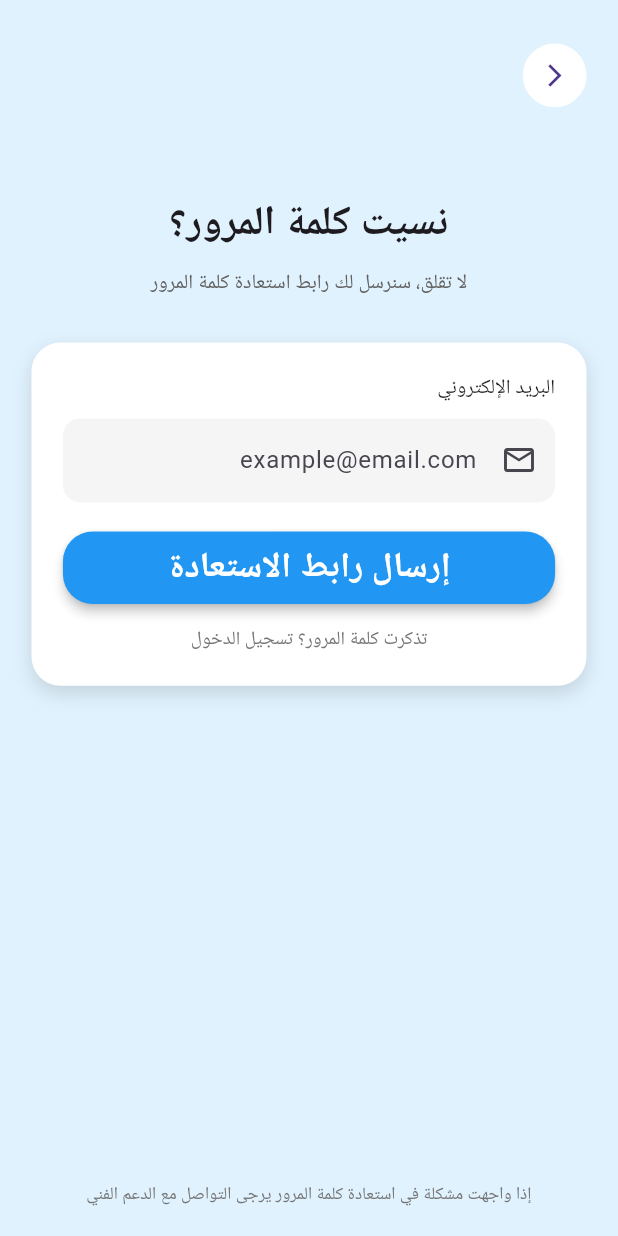
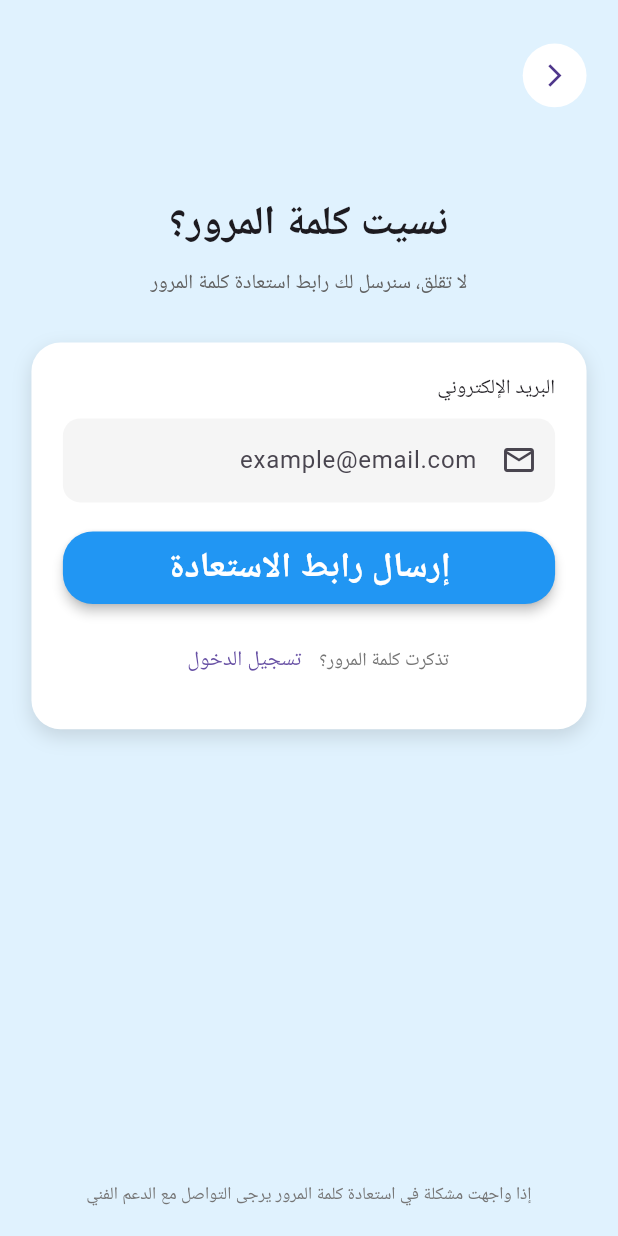
Before and after one commit to eyas-nofal/adud_project, a Flutter app: the ForgotPasswordScreen screen opened directly, on a phone screen of 412 x 824 dp. Run offline on Flutter 3.47's test engine with Material 3 defaults, Android fonts, the phone set to English and light mode, and no system bars; our stand-ins replace flutter_screenutil, flutter_spinkit, flutter_svg, google_fonts, shared_preferences, story_view; accounts and stored records are empty; Roboto replaces fonts that are missing (Cairo).

Commit message:
finsh forgot password

```diff
--- a/lib/l10n/app_ar.arb
+++ b/lib/l10n/app_ar.arb
@@ -117,6 +117,6 @@
   "forgotPasswordSubtitle": "لا تقلق، سنرسل لك رابط استعادة كلمة المرور",
   "emailHint": "example@email.com",
   "sendResetLink": "إرسال رابط الاستعادة",
-  "rememberPasswordLogin": "تذكرت كلمة المرور؟ تسجيل الدخول",
+  "rememberPasswordLogin": "تذكرت كلمة المرور؟",
   "forgotPasswordSupport": "إذا واجهت مشكلة في استعادة كلمة المرور يرجى التواصل مع الدعم الفني"
 }
--- a/lib/l10n/app_en.arb
+++ b/lib/l10n/app_en.arb
@@ -116,7 +116,7 @@
   "forgotPasswordSubtitle": "Don’t worry, we will send you a password reset link",
   "emailHint": "example@email.com",
   "sendResetLink": "Send reset link",
-  "rememberPasswordLogin": "Remember your password? Login",
+  "rememberPasswordLogin": "Remember your password?",
   "forgotPasswordSupport": "If you face any issue resetting your password, please contact support",
   "forgotPasswordTitle": "Forgot Password"
 }
--- a/lib/l10n/app_localizations.dart
+++ b/lib/l10n/app_localizations.dart
@@ -737,7 +737,7 @@ abstract class AppLocalizations {
   /// No description provided for @rememberPasswordLogin.
   ///
   /// In ar, this message translates to:
-  /// **'تذكرت كلمة المرور؟ تسجيل الدخول'**
+  /// **'تذكرت كلمة المرور؟'**
   String get rememberPasswordLogin;
 
   /// No description provided for @forgotPasswordSupport.
--- a/lib/l10n/app_localizations_ar.dart
+++ b/lib/l10n/app_localizations_ar.dart
@@ -333,7 +333,7 @@ class AppLocalizationsAr extends AppLocalizations {
   String get sendResetLink => 'إرسال رابط الاستعادة';
 
   @override
-  String get rememberPasswordLogin => 'تذكرت كلمة المرور؟ تسجيل الدخول';
+  String get rememberPasswordLogin => 'تذكرت كلمة المرور؟';
 
   @override
   String get forgotPasswordSupport =>
--- a/lib/l10n/app_localizations_en.dart
+++ b/lib/l10n/app_localizations_en.dart
@@ -335,7 +335,7 @@ class AppLocalizationsEn extends AppLocalizations {
   String get sendResetLink => 'Send reset link';
 
   @override
-  String get rememberPasswordLogin => 'Remember your password? Login';
+  String get rememberPasswordLogin => 'Remember your password?';
 
   @override
   String get forgotPasswordSupport =>
--- a/lib/screens/auth/forgot_password_screen.dart
+++ b/lib/screens/auth/forgot_password_screen.dart
@@ -1,4 +1,5 @@
 import 'package:adud_project/l10n/app_localizations.dart';
+import 'package:adud_project/screens/auth/login_screen.dart';
 import 'package:adud_project/screens/core/constants/app_colors.dart';
 import 'package:adud_project/screens/core/widgets/custom_button.dart';
 import 'package:flutter/material.dart';
@@ -94,12 +95,28 @@ class ForgotPasswordScreen extends StatelessWidget {
                     ),
                     SizedBox(height: 15.h),
                     Center(
-                      child: Text(
-                        AppLocalizations.of(context)!.rememberPasswordLogin,
-                        style: TextStyle(
-                          fontSize: 13.sp,
-                          color: Colors.grey[600],
-                        ),
+                      child: Row(
+                        mainAxisAlignment: MainAxisAlignment.center,
+                        children: [
+                          Text(
+                            AppLocalizations.of(context)!.rememberPasswordLogin,
+                            style: TextStyle(
+                              fontSize: 13.sp,
+                              color: Colors.grey[600],
+                            ),
+                          ),
+                          TextButton(
+                            onPressed: () {
+                              Navigator.pop(
+                                context,
+                                MaterialPageRoute(
+                                  builder: (context) => const LoginScreen(),
+                                ),
+                              );
+                            },
+                            child: Text(AppLocalizations.of(context)!.login),
+                          ),
+                        ],
                       ),
                     ),
                   ],
```
